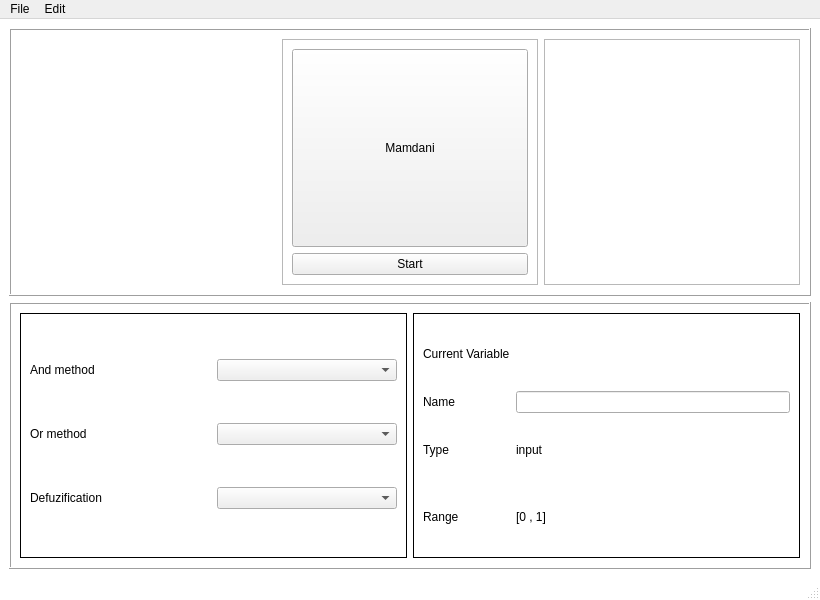
First picture: the form in design/design.ui, repository bbaltuntas/tubitak-fuzzy, before the edit.
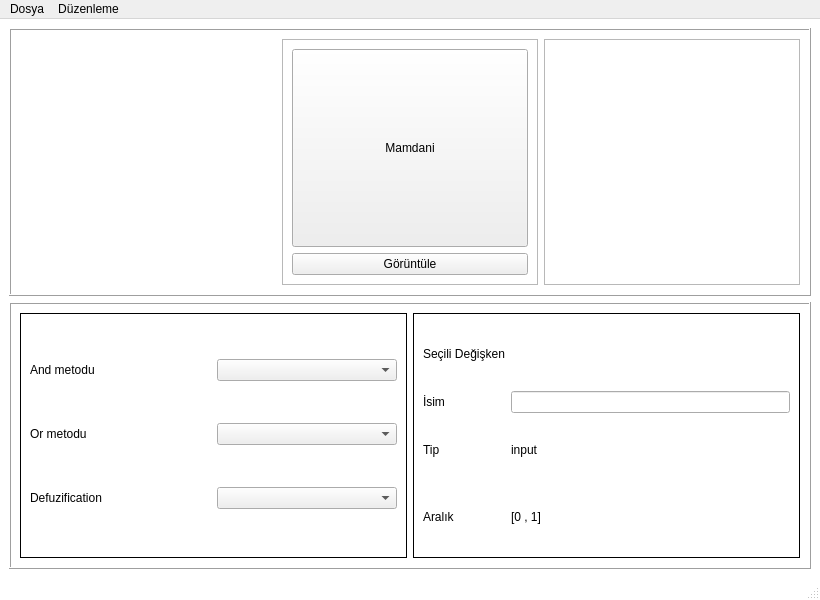
Second picture: the form after the edit.

```diff
--- a/design/design.ui
+++ b/design/design.ui
@@ -101,7 +101,7 @@
                  <string notr="true"/>
                 </property>
                 <property name="text">
-                 <string>Start</string>
+                 <string>Görüntüle</string>
                 </property>
                </widget>
               </item>
@@ -170,7 +170,7 @@
             <item row="0" column="0">
              <widget class="QLabel" name="label">
               <property name="text">
-               <string>And method</string>
+               <string>And metodu</string>
               </property>
              </widget>
             </item>
@@ -180,7 +180,7 @@
             <item row="1" column="0">
              <widget class="QLabel" name="label_2">
               <property name="text">
-               <string>Or method</string>
+               <string>Or metodu</string>
               </property>
              </widget>
             </item>
@@ -225,21 +225,21 @@
             <item row="3" column="0">
              <widget class="QLabel" name="label_7">
               <property name="text">
-               <string>Range</string>
+               <string>Aralık</string>
               </property>
              </widget>
             </item>
             <item row="2" column="0">
              <widget class="QLabel" name="label_6">
               <property name="text">
-               <string>Type</string>
+               <string>Tip</string>
               </property>
              </widget>
             </item>
             <item row="0" column="0">
              <widget class="QLabel" name="label_4">
               <property name="text">
-               <string>Current Variable</string>
+               <string>Seçili Değişken</string>
               </property>
               <property name="scaledContents">
                <bool>false</bool>
@@ -249,7 +249,7 @@
             <item row="1" column="0">
              <widget class="QLabel" name="label_5">
               <property name="text">
-               <string>Name</string>
+               <string>İsim</string>
               </property>
              </widget>
             </item>
@@ -276,12 +276,12 @@
      <x>0</x>
      <y>0</y>
      <width>820</width>
-     <height>26</height>
+     <height>21</height>
     </rect>
    </property>
    <widget class="QMenu" name="menuEDit">
     <property name="title">
-     <string>File</string>
+     <string>Dosya</string>
     </property>
     <widget class="QMenu" name="menuNew_Fuzzy_System">
      <property name="title">
@@ -297,7 +297,7 @@
    </widget>
    <widget class="QMenu" name="menuEdit">
     <property name="title">
-     <string>Edit</string>
+     <string>Düzenleme</string>
     </property>
     <widget class="QMenu" name="menuAdd_Variable_2">
      <property name="title">
```
Left out of the diff: 8 changed lines with no effect on the pictures.
